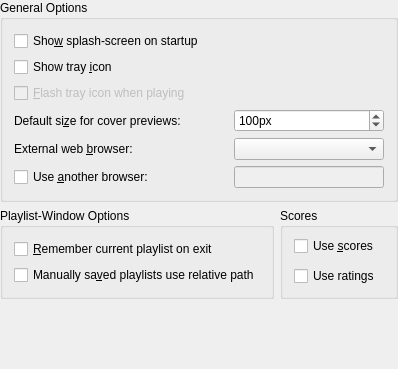
Before: the Qt Designer form src/configdialog/dialogs/GeneralConfig.ui in KDE/amarok, drawn with Qt 5.
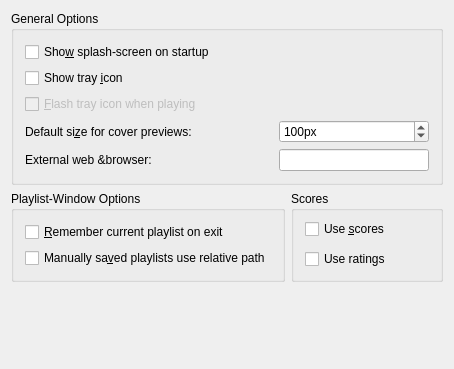
After: the same form once the commit is applied. Custom widgets are drawn as their Qt base class.

Commit message: BUG: 166979 Simplify the general config screen somewhat by getting rid of the dropdown box of external browsers, and just puting the custom browser text edit there instead. This makes sense as we cannot possible keep up to date with all browsers on Linux, Win and Mac, which would lead many people to use the text edit in any case. This also makes the config dialog a little bit less tall. Oh, an Amarok actually saves this setting now, thus closing the bug! :-)

The edit to the form file:
```diff
--- a/src/configdialog/dialogs/GeneralConfig.ui
+++ b/src/configdialog/dialogs/GeneralConfig.ui
@@ -5,21 +5,44 @@
    <rect>
     <x>0</x>
     <y>0</y>
-    <width>398</width>
+    <width>454</width>
     <height>369</height>
    </rect>
   </property>
-  <layout class="QGridLayout" name="gridLayout" >
-   <property name="margin" >
-    <number>0</number>
-   </property>
+  <layout class="QGridLayout" >
    <item row="0" column="0" >
     <widget class="QGroupBox" name="generalBox" >
      <property name="title" >
       <string>General Options</string>
      </property>
-     <layout class="QGridLayout" name="gridLayout_2" >
-      <item row="2" column="0" colspan="3" >
+     <layout class="QGridLayout" >
+      <item row="0" column="0" colspan="2" >
+       <widget class="QCheckBox" name="kcfg_ShowSplashscreen" >
+        <property name="toolTip" >
+         <string>Check to enable the splashscreen during Amarok startup.</string>
+        </property>
+        <property name="whatsThis" >
+         <string>Check to enable the splashscreen during Amarok startup.</string>
+        </property>
+        <property name="text" >
+         <string>Sho&amp;w splash-screen on startup</string>
+        </property>
+       </widget>
+      </item>
+      <item row="1" column="0" colspan="2" >
+       <widget class="QCheckBox" name="kcfg_ShowTrayIcon" >
+        <property name="toolTip" >
+         <string>Check to enable the Amarok system tray icon.</string>
+        </property>
+        <property name="whatsThis" >
+         <string>Check to enable the Amarok system tray icon.</string>
+        </property>
+        <property name="text" >
+         <string>Show tray &amp;icon</string>
+        </property>
+       </widget>
+      </item>
+      <item row="2" column="0" colspan="2" >
        <widget class="QCheckBox" name="kcfg_AnimateTrayIcon" >
         <property name="enabled" >
          <bool>false</bool>
@@ -35,7 +58,7 @@
         </property>
        </widget>
       </item>
-      <item row="3" column="0" colspan="2" >
+      <item row="3" column="0" >
        <widget class="QLabel" name="textLabel1" >
         <property name="toolTip" >
          <string>Size of the cover image in the context viewer in pixels.</string>
@@ -54,7 +77,7 @@
         </property>
        </widget>
       </item>
-      <item row="3" column="2" >
+      <item row="3" column="1" >
        <widget class="QSpinBox" name="kcfg_CoverPreviewSize" >
         <property name="toolTip" >
          <string>Size of the cover images in the context viewer in pixels.</string>
@@ -76,7 +99,7 @@
         </property>
        </widget>
       </item>
-      <item row="4" column="0" colspan="2" >
+      <item row="4" column="0" >
        <widget class="QLabel" name="textLabel1_2" >
         <property name="text" >
          <string>External web &amp;browser:</string>
@@ -89,24 +112,10 @@
         </property>
        </widget>
       </item>
-      <item row="4" column="2" >
-       <widget class="KComboBox" name="kComboBox_browser" >
-        <property name="toolTip" >
-         <string>Choose the external web browser to be used by Amarok.</string>
-        </property>
-       </widget>
-      </item>
-      <item row="5" column="0" colspan="2" >
-       <widget class="QCheckBox" name="checkBox_customBrowser" >
-        <property name="text" >
-         <string>Use &amp;another browser:</string>
-        </property>
-       </widget>
-      </item>
-      <item row="5" column="2" >
-       <widget class="KLineEdit" name="kLineEdit_customBrowser" >
+      <item row="4" column="1" >
+       <widget class="KLineEdit" name="kcfg_ExternalBrowser" >
         <property name="enabled" >
-         <bool>false</bool>
+         <bool>true</bool>
         </property>
         <property name="sizePolicy" >
          <sizepolicy vsizetype="Fixed" hsizetype="Fixed" >
@@ -121,33 +130,7 @@
          </size>
         </property>
         <property name="toolTip" >
-         <string>Enter filename of external web browser.</string>
-        </property>
-       </widget>
-      </item>
-      <item row="1" column="0" colspan="3" >
-       <widget class="QCheckBox" name="kcfg_ShowTrayIcon" >
-        <property name="toolTip" >
-         <string>Check to enable the Amarok system tray icon.</string>
-        </property>
-        <property name="whatsThis" >
-         <string>Check to enable the Amarok system tray icon.</string>
-        </property>
-        <property name="text" >
-         <string>Show tray &amp;icon</string>
-        </property>
-       </widget>
-      </item>
-      <item row="0" column="0" colspan="3" >
-       <widget class="QCheckBox" name="kcfg_ShowSplashscreen" >
-        <property name="toolTip" >
-         <string>Check to enable the splashscreen during Amarok startup.</string>
-        </property>
-        <property name="whatsThis" >
-         <string>Check to enable the splashscreen during Amarok startup.</string>
-        </property>
-        <property name="text" >
-         <string>Sho&amp;w splash-screen on startup</string>
+         <string>Enter filename of external web browser. Leave blank for default.</string>
         </property>
        </widget>
       </item>
@@ -155,13 +138,13 @@
     </widget>
    </item>
    <item row="1" column="0" >
-    <layout class="QHBoxLayout" name="horizontalLayout" >
+    <layout class="QHBoxLayout" >
      <item>
       <widget class="QGroupBox" name="groupBox2" >
        <property name="title" >
         <string>Playlist-Window Options</string>
        </property>
-       <layout class="QGridLayout" name="gridLayout_3" >
+       <layout class="QGridLayout" >
         <item row="0" column="0" >
          <widget class="QCheckBox" name="kcfg_SavePlaylist" >
           <property name="toolTip" >
@@ -232,11 +215,11 @@
     </layout>
    </item>
    <item row="2" column="0" >
-    <spacer name="verticalSpacer" >
+    <spacer>
      <property name="orientation" >
       <enum>Qt::Vertical</enum>
      </property>
-     <property name="sizeHint" stdset="0" >
+     <property name="sizeHint" >
       <size>
        <width>20</width>
        <height>0</height>
@@ -249,11 +232,6 @@
  <layoutdefault spacing="6" margin="11" />
  <pixmapfunction>qPixmapFromMimeSource</pixmapfunction>
  <customwidgets>
-  <customwidget>
-   <class>KComboBox</class>
-   <extends>QComboBox</extends>
-   <header>kcombobox.h</header>
-  </customwidget>
   <customwidget>
    <class>KLineEdit</class>
    <extends>QLineEdit</extends>
```
Left out of the diff: 35 changed lines with no effect on the pictures. The commit also changes 1 other file.
